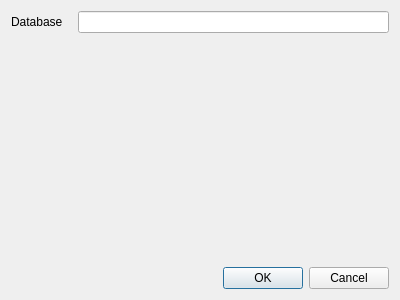
This is MyQtness/ui/settings_dialog.ui in MazeFX/pat as Qt 5 draws it before an edit. The edited form follows.
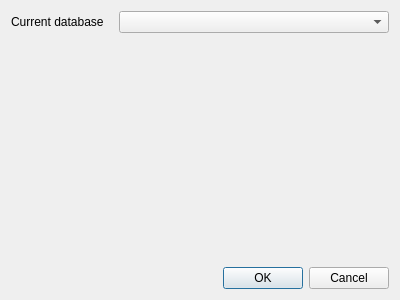
This is the edited form.

```diff
--- a/MyQtness/ui/settings_dialog.ui
+++ b/MyQtness/ui/settings_dialog.ui
@@ -28,12 +28,12 @@
      <item row="0" column="0">
       <widget class="QLabel" name="databaseLabel">
        <property name="text">
-        <string>Database</string>
+        <string>Current database</string>
        </property>
       </widget>
      </item>
      <item row="0" column="1">
-      <widget class="QLineEdit" name="databaseLineEdit"/>
+      <widget class="QComboBox" name="currentDatabaseComboBox"/>
      </item>
     </layout>
    </item>
```
Left out of the diff: 10 changed lines with no effect on the pictures.
